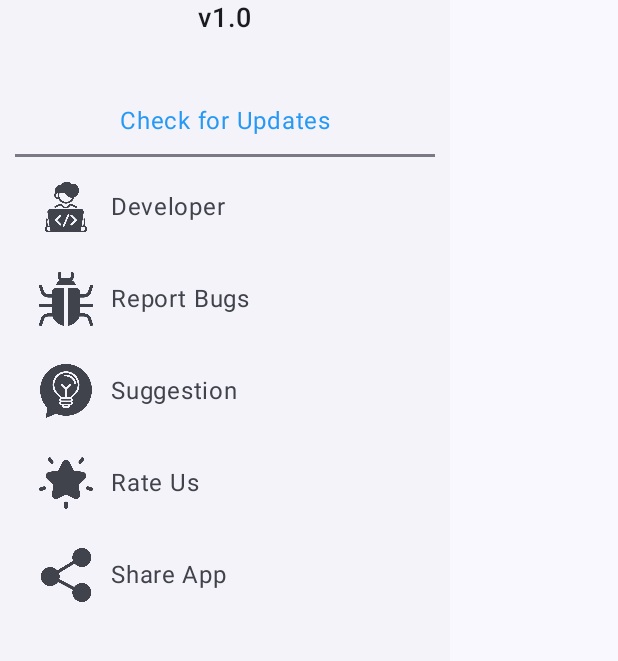
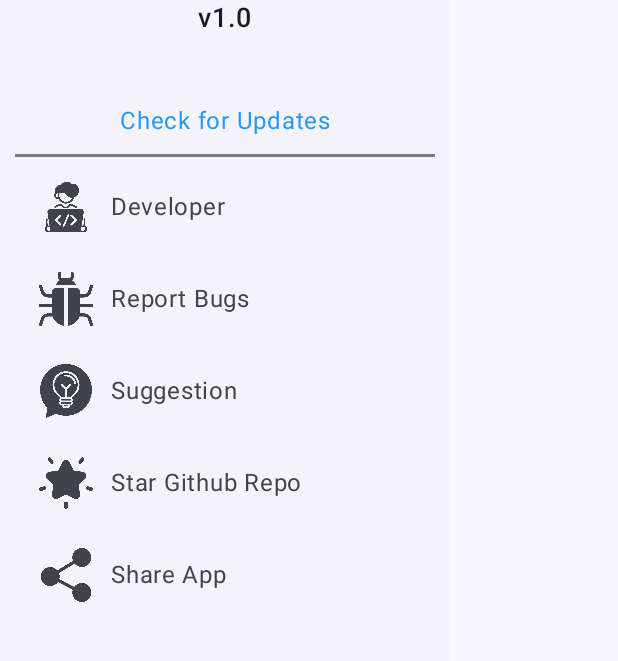
Before and after one commit to aniketmishr/connect-app, an Android app built with Jetpack Compose: the composable NavigationDrawerContent shown on its own in the app's theme, tab 4 chosen, on a phone screen of 412 x 824 dp, the part 212-873 px from its top. Run offline under Robolectric (Android 15) with nearby library versions, the phone set to English and light mode, and no system bars; pictures from the network do not load; 2 statements that could not run were skipped.

Commit message:
update : changed github links

```diff
--- a/app/src/main/java/com/example/connect/ui/presentation/ContactListScreen.kt
+++ b/app/src/main/java/com/example/connect/ui/presentation/ContactListScreen.kt
@@ -552,9 +552,9 @@ fun NavigationDrawerContent(openGmailApp:(String,Context)->Unit,
                 modifier = Modifier.size(36.dp)
             )})
             Spacer(modifier = Modifier.height(5.dp))
-            NavigationDrawerItem(label = { Text(text = "Rate Us")}, selected = false,
+            NavigationDrawerItem(label = { Text(text = "Star Github Repo")}, selected = false,
                 onClick = {
-                          openBrowser(context,"https://github.com")
+                          openBrowser(context,"https://github.com/aniketmishr/connect-app")
             }, icon = { Icon(
                 painter = painterResource(id = R.drawable.star),
                 contentDescription = null,
@@ -563,7 +563,7 @@ fun NavigationDrawerContent(openGmailApp:(String,Context)->Unit,
             Spacer(modifier = Modifier.height(5.dp))
             NavigationDrawerItem(label = { Text(text = "Share App")}, selected = false,
                 onClick = {
-                          shareApp(context, "https://www.github.com")
+                          shareApp(context, "https://github.com/aniketmishr/connect-app?tab=readme-ov-file#installation")
                           }, icon = { Icon(
                 painter = painterResource(id = R.drawable.share),
                 contentDescription = null,
```
